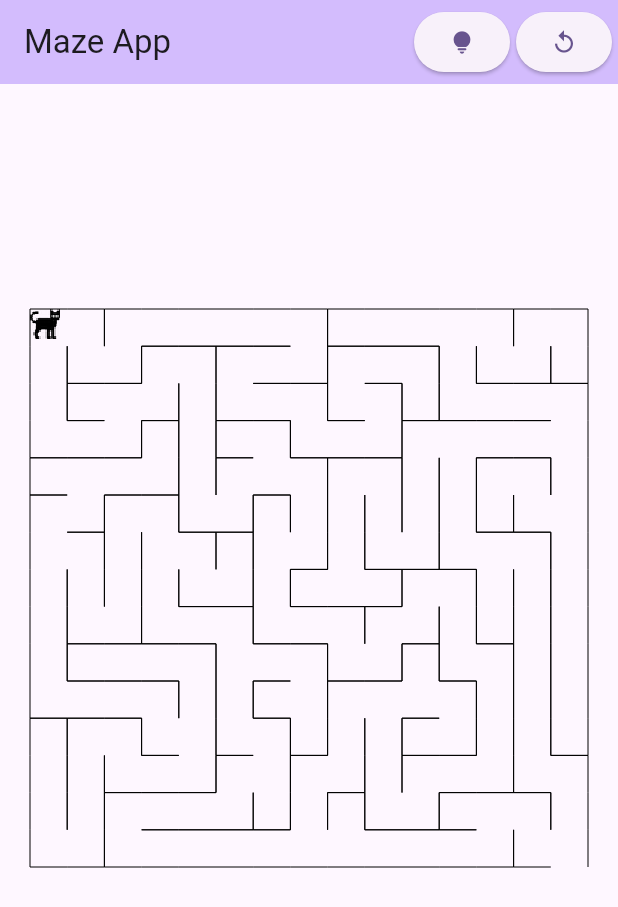
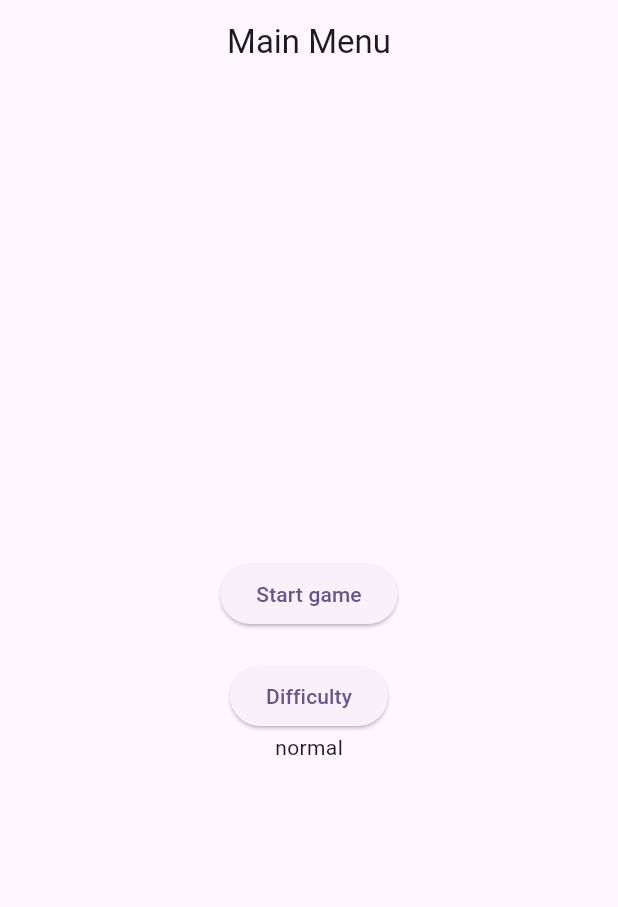
Before and after one commit to m-ladis/maze_app, a Flutter app: the screen it shows after launch, on a phone screen of 412 x 824 dp. Shown: the top 907 px of the screen. Run offline on Flutter 3.47's test engine with Material 3 defaults, Android fonts, the phone set to English and light mode, and no system bars; our stand-ins replace equatable.

Commit message:
added main menu

```diff
--- /dev/null
+++ b/lib/difficulty.dart
@@ -0,0 +1,8 @@
+
+
+enum Difficulty {
+  easy,
+  normal,
+  hard
+
+}
--- a/lib/main.dart
+++ b/lib/main.dart
@@ -3,6 +3,7 @@ import 'dart:ui';
 
 import 'package:flutter/material.dart';
 import 'package:flutter/services.dart';
+import 'package:maze_app/main_menu.dart';
 import 'package:maze_app/model/maze_cell.dart';
 import 'package:maze_app/model/maze_generator.dart';
 import 'package:maze_app/model/path_finder.dart';
@@ -24,7 +25,7 @@ class MyApp extends StatelessWidget {
         colorScheme: ColorScheme.fromSeed(seedColor: Colors.deepPurple),
         useMaterial3: true,
       ),
-      home: MyHomePage(title: 'Maze App'),
+      home: MainMenu(),
     );
   }
 }
--- /dev/null
+++ b/lib/main_menu.dart
@@ -0,0 +1,68 @@
+import 'dart:ui' as ui;
+import 'dart:ui';
+
+import 'package:flutter/material.dart';
+import 'package:flutter/services.dart';
+import 'package:maze_app/difficulty.dart';
+import 'package:maze_app/model/maze_cell.dart';
+import 'package:maze_app/model/maze_generator.dart';
+import 'package:maze_app/model/path_finder.dart';
+
+import 'main.dart';
+
+class MainMenu extends StatefulWidget {
+  @override
+  _MainMenuState createState() => _MainMenuState();
+}
+
+class _MainMenuState extends State<MainMenu> {
+  Difficulty setDifficulty = Difficulty.normal;
+
+  void switchState() {
+    setState(() {
+      setDifficulty = Difficulty.values[
+        (setDifficulty.index + 1) % Difficulty.values.length
+      ];
+    });
+  }
+
+  @override
+  Widget build(BuildContext context) {
+    return Scaffold(
+      appBar: AppBar(
+        title: Text('Main Menu'),
+        centerTitle: true,
+      ),
+      body: Center(
+        child: Column(
+          mainAxisAlignment: MainAxisAlignment.center,
+          children: [
+            ElevatedButton(
+              onPressed: () {
+                // Action for Button 1
+                Navigator.push(
+                  context,
+                  MaterialPageRoute(builder: (context) => MyHomePage(title: 'Maze App',))
+                );
+              },
+              child: Text('Start game'),
+            ),
+            SizedBox(height: 20), // Adds spacing between the buttons
+            Column(
+              children: [
+                ElevatedButton(
+                  onPressed: () {
+                    // Action for Button 2
+                    switchState();
+                  },
+                  child: Text('Difficulty'),
+                ),
+                Text(setDifficulty.name),
+              ],
+            )
+          ],
+        ),
+      ),
+    );
+  }
+}
```
Also changed, not shown: pubspec.lock.
